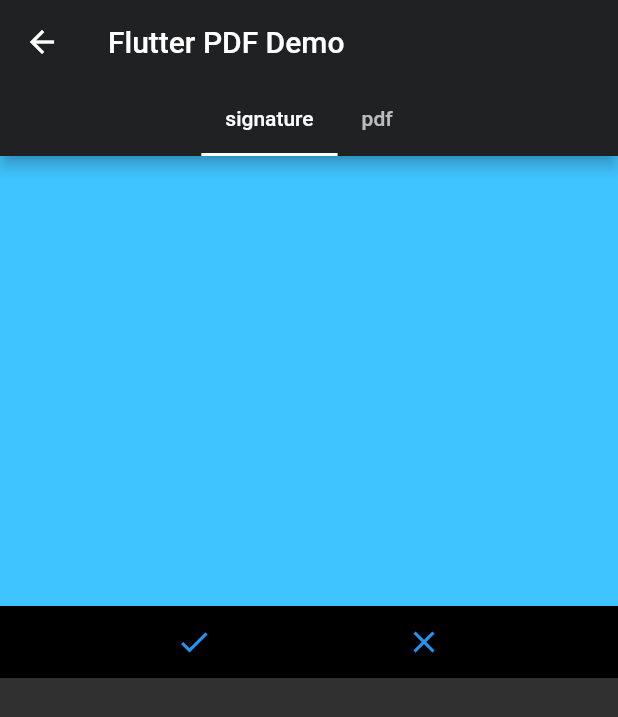
After one commit to winstonho/StockApp, a Flutter app: the PdfView screen opened by its route, after a tap on the "check" icon, on a phone screen of 412 x 824 dp. The commit adds this screen. Shown: the top 717 px of the screen. Run offline on Flutter 3.47's test engine with Material 2 defaults, Android fonts, the phone set to English and light mode, and no system bars; drawn by our look-alikes of signature; our stand-ins replace flutter_staggered_animations, google_fonts, open_file, pdf, printing; missing offline and left inert: firedart, money2; project files that could hold a hidden picture were left out.

Commit message:
added a pdf view. added a test for sign

```diff
--- /dev/null
+++ b/lib/Page/PdfView.dart
@@ -0,0 +1,207 @@
+import 'dart:async';
+import 'dart:io';
+
+import 'package:flutter/foundation.dart';
+import 'package:flutter/material.dart';
+import 'package:flutter/rendering.dart';
+import 'package:open_file/open_file.dart';
+import 'package:path_provider/path_provider.dart';
+import 'package:pdf/pdf.dart';
+import 'package:pdf/widgets.dart' as pw;
+import 'package:printing/printing.dart';
+import 'package:signature/signature.dart';
+
+
+import 'example.dart';
+
+class PdfView extends StatefulWidget {
+  static const String route = '/pdfView';
+  @override
+  MyAppState createState() {
+    return MyAppState();
+  }
+}
+
+class MyAppState extends State<PdfView> with SingleTickerProviderStateMixin {
+  int _tab = 0;
+  TabController _tabController;
+
+  final SignatureController _controller = SignatureController(
+    penStrokeWidth: 1,
+    penColor: Colors.red,
+    exportBackgroundColor: Colors.blue,
+    onDrawStart: () => print('onDrawStart called!'),
+    onDrawEnd: () => print('onDrawEnd called!'),
+  );
+
+
+  @override
+  void initState() {
+    super.initState();
+    _init();
+  }
+
+  @override
+  void didChangeDependencies() {
+    super.didChangeDependencies();
+  }
+
+  Future<void> _init() async {
+
+    _tabController = TabController(
+      vsync: this,
+      length: examples.length,
+      initialIndex: _tab,
+    );
+    _tabController.addListener(() {
+      if (_tab != _tabController.index) {
+        setState(() {
+          _tab = _tabController.index;
+        });
+      }
+    });
+
+  }
+
+  void _showPrintedToast(BuildContext context) {
+    ScaffoldMessenger.of(context).showSnackBar(
+      const SnackBar(
+        content: Text('Document printed successfully'),
+      ),
+    );
+  }
+
+  void _showSharedToast(BuildContext context) {
+    ScaffoldMessenger.of(context).showSnackBar(
+      const SnackBar(
+        content: Text('Document shared successfully'),
+      ),
+    );
+  }
+
+  Future<void> _saveAsFile(
+      BuildContext context,
+      build,
+      PdfPageFormat pageFormat,
+      ) async {
+
+    final bytes = await build(pageFormat);
+    final appDocDir = await getApplicationDocumentsDirectory();
+    final appDocPath = appDocDir.path;
+    final file = File(appDocPath + '/' + 'document.pdf');
+    print('Save as file ${file.path} ...');
+    await file.writeAsBytes(bytes);
+    await OpenFile.open(file.path);
+  }
+
+  Widget pdfView()
+  {
+    final actions = <PdfPreviewAction>[
+      if (!kIsWeb)
+        PdfPreviewAction(
+          icon: const Icon(Icons.save),
+          onPressed: _saveAsFile,
+        )
+    ];
+   return  PdfPreview(
+      maxPageWidth: 700,
+      build: (format) => examples[_tab].builder(format),
+      actions: actions,
+      onPrinted: _showPrintedToast,
+      onShared: _showSharedToast,
+     canChangePageFormat: true,
+     canChangeOrientation: true,
+     useActions: true,
+     allowPrinting: true,
+     allowSharing: true,
+    );
+  }
+
+  Widget signature()
+  {
+    return Scaffold(
+      body: ListView(
+        children: <Widget>[
+          //SIGNATURE CANVAS
+          Signature(
+            controller: _controller,
+            height: 300,
+            backgroundColor: Colors.lightBlueAccent,
+          ),
+          //OK AND CLEAR BUTTONS
+          Container(
+            decoration: const BoxDecoration(color: Colors.black),
+            child: Row(
+              mainAxisAlignment: MainAxisAlignment.spaceEvenly,
+              mainAxisSize: MainAxisSize.max,
+              children: <Widget>[
+                //SHOW EXPORTED IMAGE IN NEW ROUTE
+                IconButton(
+                  icon: const Icon(Icons.check),
+                  color: Colors.blue,
+                  onPressed: () async {
+                    if (_controller.isNotEmpty) {
+                      final  data =
+                      await _controller.toPngBytes();
+                      if (data != null) {
+                        await Navigator.of(context).push(
+                          MaterialPageRoute<void>(
+                            builder: (BuildContext context) {
+                              return Scaffold(
+                                appBar: AppBar(),
+                                body: Center(
+                                  child: Container(
+                                    color: Colors.grey[300],
+                                    child: Image.memory(data),
+                                  ),
+                                ),
+                              );
+                            },
+                          ),
+                        );
+                      }
+                    }
+                  },
+                ),
+                //CLEAR CANVAS
+                IconButton(
+                  icon: const Icon(Icons.clear),
+                  color: Colors.blue,
+                  onPressed: () {
+                    setState(() => _controller.clear());
+                  },
+                ),
+              ],
+            ),
+          ),
+        ],
+      ),
+    );
+
+  }
+
+  @override
+  Widget build(BuildContext context) {
+    pw.RichText.debug = true;
+
+    if (_tabController == null) {
+      return const Center(child: CircularProgressIndicator());
+    }
+
+
+
+
+    return Scaffold(
+      appBar: AppBar(
+        title: const Text('Flutter PDF Demo'),
+        bottom: TabBar(
+          controller: _tabController,
+          tabs: examples.map<Tab>((e) => Tab(text: e.name)).toList(),
+          isScrollable: true,
+        ),
+      ),
+      body: _tab == 0 ? signature() : pdfView()
+    );
+  }
+
+}
--- /dev/null
+++ b/lib/Page/example.dart
@@ -0,0 +1,27 @@
+import 'dart:async';
+import 'dart:typed_data';
+
+import 'package:pdf/pdf.dart';
+
+import 'invoce.dart';
+
+
+const examples = <Example>[
+  Example('signature', 'resume.dart', generateInvoice),
+  Example('pdf', 'document.dart', generateInvoice),
+];
+
+typedef LayoutCallbackWithData = Future<Uint8List> Function(
+    PdfPageFormat pageFormat);
+
+class Example {
+  const Example(this.name, this.file, this.builder, [this.needsData = false]);
+
+  final String name;
+
+  final String file;
+
+  final LayoutCallbackWithData builder;
+
+  final bool needsData;
+}
--- a/lib/main.dart
+++ b/lib/main.dart
@@ -1,5 +1,6 @@
 import 'package:flutter/material.dart';
 import 'package:flutter/services.dart';
+import 'package:flutter_app/Page/PdfView.dart';
 import 'package:flutter_app/Page/signup_page.dart';
 import 'package:flutter_app/Page/stockInfoprice_selection.dart';
 import 'package:flutter_app/Page/ProductSelect.dart';
@@ -45,7 +46,8 @@ class MyApp extends StatelessWidget {
         SignUpPage.route : (context) => SignUpPage(),
         CompanySelect.company : (context) => CompanySelect(),
         ProductInfoSelect.route : (context) => ProductInfoSelect(),
-        StockInfoPriceSelect.route : (context) => StockInfoPriceSelect()
+        StockInfoPriceSelect.route : (context) => StockInfoPriceSelect(),
+        PdfView.route : (context) => PdfView()
         //GamePage.route: (context) => GameStartPage(),
         //'/signup'     : (context) => new SignupPage()
       },
--- a/pubspec.yaml
+++ b/pubspec.yaml
@@ -34,6 +34,9 @@ dependencies:
   money2: ^2.0.3
   flutter_staggered_animations: ^1.0.0
   date_time_picker: ^2.0.0
+  open_file: ^3.1.0
+  printing: ^5.0.4
+  signature: ^4.1.1
 
 
 dev_dependencies:
```
Also changed, not shown: lib/Page/invoce.dart (added, +441 -0 lines).
